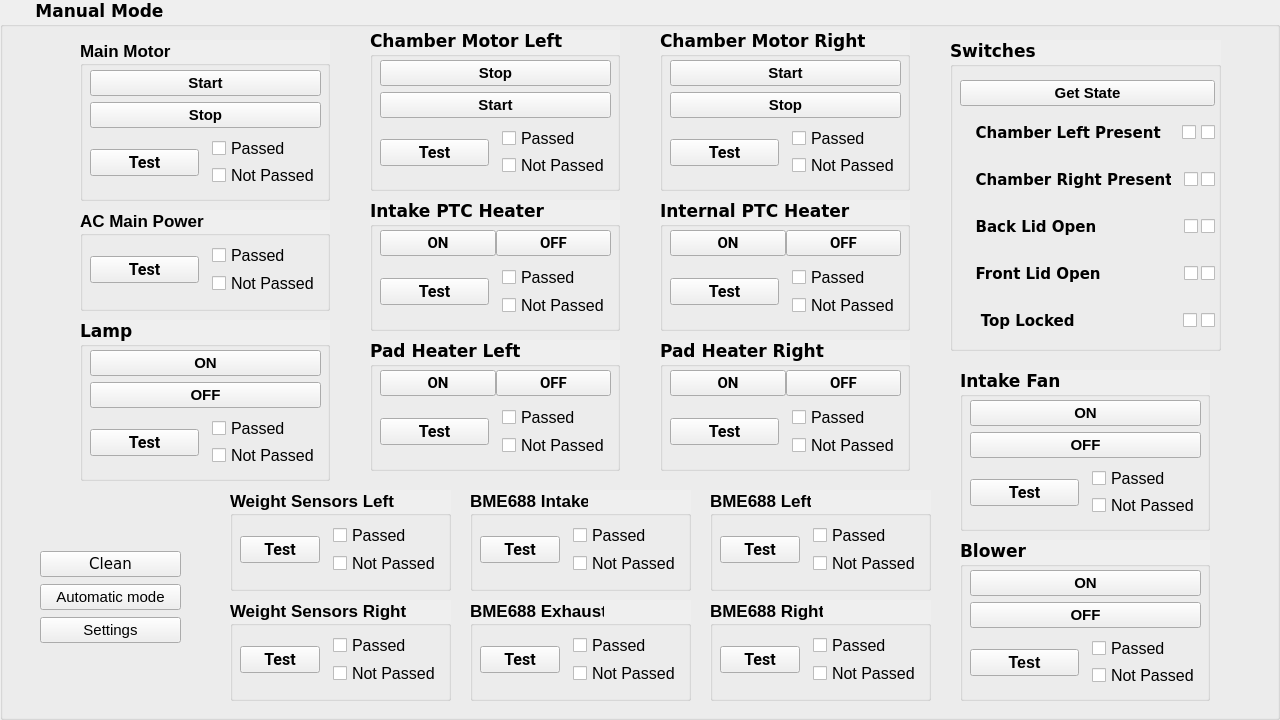
Above: Screens/VcDvtTestTools_manual_mode.ui from aenapple/VcDvtTestTools before the change. Below: the same form after it.
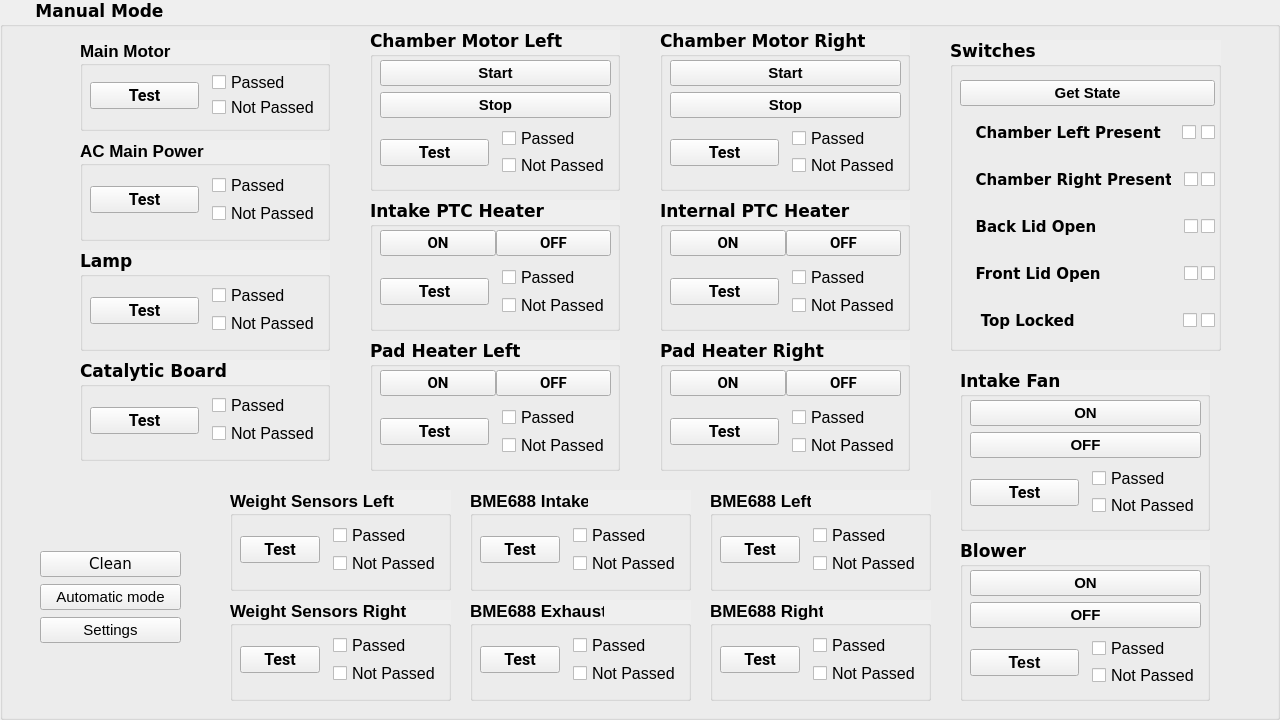
That is the form after the change.

The edit to the form file:
```diff
--- a/Screens/VcDvtTestTools_manual_mode.ui
+++ b/Screens/VcDvtTestTools_manual_mode.ui
@@ -49,7 +49,7 @@
       <x>80</x>
       <y>40</y>
       <width>250</width>
-      <height>161</height>
+      <height>91</height>
      </rect>
     </property>
     <property name="font">
@@ -78,42 +78,10 @@
        <x>10</x>
        <y>30</y>
        <width>231</width>
-       <height>121</height>
+       <height>51</height>
       </rect>
      </property>
      <layout class="QVBoxLayout" name="verticalLayout_MainMotor">
-      <item>
-       <widget class="QPushButton" name="btn_MainMotor_Start">
-        <property name="font">
-         <font>
-          <family>MS Shell Dlg 2</family>
-          <pointsize>11</pointsize>
-         </font>
-        </property>
-        <property name="text">
-         <string>Start</string>
-        </property>
-        <property name="checkable">
-         <bool>false</bool>
-        </property>
-       </widget>
-      </item>
-      <item>
-       <widget class="QPushButton" name="btn_MainMotor_Stop">
-        <property name="font">
-         <font>
-          <family>MS Shell Dlg 2</family>
-          <pointsize>11</pointsize>
-         </font>
-        </property>
-        <property name="text">
-         <string>Stop</string>
-        </property>
-        <property name="checkable">
-         <bool>false</bool>
-        </property>
-       </widget>
-      </item>
       <item>
        <layout class="QHBoxLayout" name="hLayout_MainMotor">
         <property name="spacing">
@@ -238,19 +206,6 @@
       </rect>
      </property>
      <layout class="QVBoxLayout" name="verticalLayout_ChamberMotorLeft">
-      <item>
-       <widget class="QPushButton" name="btn_ChamberMotorLeft_Stop">
-        <property name="font">
-         <font>
-          <family>MS Shell Dlg 2</family>
-          <pointsize>11</pointsize>
-         </font>
-        </property>
-        <property name="text">
-         <string>Stop</string>
-        </property>
-       </widget>
-      </item>
       <item>
        <widget class="QPushButton" name="btn_ChamberMotorLeft_Start">
         <property name="font">
@@ -264,6 +219,19 @@
         </property>
        </widget>
       </item>
+      <item>
+       <widget class="QPushButton" name="btn_ChamberMotorLeft_Stop">
+        <property name="font">
+         <font>
+          <family>MS Shell Dlg 2</family>
+          <pointsize>11</pointsize>
+         </font>
+        </property>
+        <property name="text">
+         <string>Stop</string>
+        </property>
+       </widget>
+      </item>
       <item>
        <layout class="QHBoxLayout" name="hLayout_ChamberMotorLeft">
         <property name="spacing">
@@ -506,9 +474,9 @@
     <property name="geometry">
      <rect>
       <x>80</x>
-      <y>320</y>
+      <y>250</y>
       <width>250</width>
-      <height>161</height>
+      <height>101</height>
      </rect>
     </property>
     <property name="font">
@@ -534,36 +502,10 @@
        <x>10</x>
        <y>30</y>
        <width>231</width>
-       <height>121</height>
+       <height>61</height>
       </rect>
      </property>
      <layout class="QVBoxLayout" name="vLayout_Lamp">
-      <item>
-       <widget class="QPushButton" name="btn_Lamp_On">
-        <property name="font">
-         <font>
-          <family>MS Shell Dlg 2</family>
-          <pointsize>11</pointsize>
-         </font>
-        </property>
-        <property name="text">
-         <string>ON</string>
-        </property>
-       </widget>
-      </item>
-      <item>
-       <widget class="QPushButton" name="btn_Lamp_Off">
-        <property name="font">
-         <font>
-          <family>MS Shell Dlg 2</family>
-          <pointsize>11</pointsize>
-         </font>
-        </property>
-        <property name="text">
-         <string>OFF</string>
-        </property>
-       </widget>
-      </item>
       <item>
        <layout class="QHBoxLayout" name="hLayout_LampBack">
         <property name="spacing">
@@ -808,7 +750,7 @@
     <property name="geometry">
      <rect>
       <x>80</x>
-      <y>210</y>
+      <y>140</y>
       <width>250</width>
       <height>101</height>
      </rect>
@@ -3017,6 +2959,130 @@
      </layout>
     </widget>
    </widget>
+   <widget class="QGroupBox" name="grBox_CatalyticBoard">
+    <property name="geometry">
+     <rect>
+      <x>80</x>
+      <y>360</y>
+      <width>250</width>
+      <height>101</height>
+     </rect>
+    </property>
+    <property name="font">
+     <font>
+      <pointsize>13</pointsize>
+     </font>
+    </property>
+    <property name="autoFillBackground">
+     <bool>true</bool>
+    </property>
+    <property name="title">
+     <string>Catalytic Board</string>
+    </property>
+    <property name="flat">
+     <bool>false</bool>
+    </property>
+    <property name="checkable">
+     <bool>false</bool>
+    </property>
+    <widget class="QWidget" name="verticalLayoutWidget_14">
+     <property name="geometry">
+      <rect>
+       <x>10</x>
+       <y>30</y>
+       <width>231</width>
+       <height>61</height>
+      </rect>
+     </property>
+     <layout class="QVBoxLayout" name="vLayout_Lamp_3">
+      <item>
+       <layout class="QHBoxLayout" name="hLayout_CatalyticBoard">
+        <property name="spacing">
+         <number>3</number>
+        </property>
+        <item>
+         <widget class="QPushButton" name="btn_CatalyticBoard_Test">
+          <property name="baseSize">
+           <size>
+            <width>150</width>
+            <height>50</height>
+           </size>
+          </property>
+          <property name="font">
+           <font>
+            <family>Roboto</family>
+            <pointsize>12</pointsize>
+            <kerning>true</kerning>
+           </font>
+          </property>
+          <property name="text">
+           <string>Test</string>
+          </property>
+         </widget>
+        </item>
+        <item>
+         <spacer name="vSpacer_CatalyticBoard">
+          <property name="orientation">
+           <enum>Qt::Vertical</enum>
+          </property>
+          <property name="sizeHint" stdset="0">
+           <size>
+            <width>10</width>
+            <height>40</height>
+           </size>
+          </property>
+         </spacer>
+        </item>
+        <item>
+         <layout class="QVBoxLayout" name="verticalLayoutLampBack_3">
+          <property name="spacing">
+           <number>0</number>
+          </property>
+          <item>
+           <widget class="QCheckBox" name="checkBox_TestCatalyticBoard_Passed">
+            <property name="font">
+             <font>
+              <family>MS Shell Dlg 2</family>
+              <pointsize>12</pointsize>
+              <weight>50</weight>
+              <italic>false</italic>
+              <bold>false</bold>
+              <underline>false</underline>
+              <strikeout>false</strikeout>
+              <kerning>true</kerning>
+             </font>
+            </property>
+            <property name="text">
+             <string>Passed</string>
+            </property>
+           </widget>
+          </item>
+          <item>
+           <widget class="QCheckBox" name="checkBox_TestCatalyticBoard_NotPassed">
+            <property name="font">
+             <font>
+              <family>MS Shell Dlg 2</family>
+              <pointsize>12</pointsize>
+              <weight>50</weight>
+              <italic>false</italic>
+              <bold>false</bold>
+              <underline>false</underline>
+              <strikeout>false</strikeout>
+              <kerning>true</kerning>
+             </font>
+            </property>
+            <property name="text">
+             <string>Not Passed</string>
+            </property>
+           </widget>
+          </item>
+         </layout>
+        </item>
+       </layout>
+      </item>
+     </layout>
+    </widget>
+   </widget>
   </widget>
  </widget>
  <resources/>
```
Left out of the diff: 2 changed lines with no effect on the pictures.
